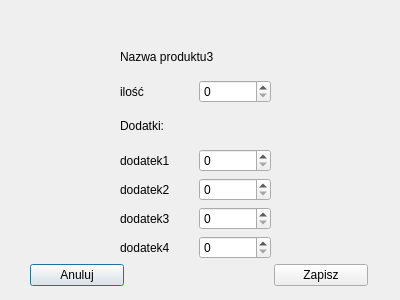
The window that ordering-food-app-2/produkt.ui (Gipsonek123/Ordering-food-app) describes before a commit, drawn with Qt 5.
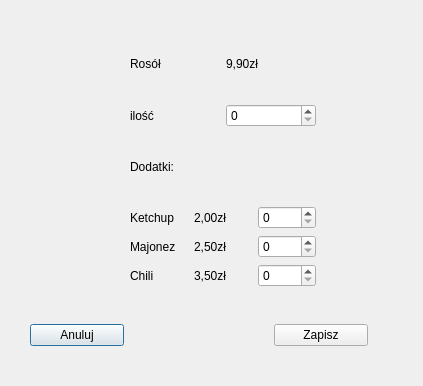
The same window after the commit. The open tabs and pages were chosen to show the change.

Diff of the .ui file:
```diff
--- a/ordering-food-app-2/produkt.ui
+++ b/ordering-food-app-2/produkt.ui
@@ -6,8 +6,8 @@
    <rect>
     <x>0</x>
     <y>0</y>
-    <width>400</width>
-    <height>300</height>
+    <width>423</width>
+    <height>386</height>
    </rect>
   </property>
   <property name="windowTitle">
@@ -19,7 +19,7 @@
      <x>0</x>
      <y>10</y>
      <width>401</width>
-     <height>251</height>
+     <height>301</height>
     </rect>
    </property>
    <property name="currentIndex">
@@ -95,23 +95,16 @@
       <item>
        <layout class="QHBoxLayout" name="horizontalLayout_39">
         <item>
-         <widget class="QLabel" name="label_55">
+         <widget class="QLabel" name="name_1_4">
           <property name="text">
-           <string>dodatek3</string>
+           <string>Chili</string>
           </property>
          </widget>
         </item>
         <item>
-         <widget class="QSpinBox" name="spinBox_39"/>
-        </item>
-       </layout>
-      </item>
-      <item>
-       <layout class="QHBoxLayout" name="horizontalLayout_40">
-        <item>
-         <widget class="QLabel" name="label_56">
+         <widget class="QLabel" name="price_1_4">
           <property name="text">
-           <string>dodatek4</string>
+           <string>3,50zł</string>
           </property>
          </widget>
         </item>
@@ -225,94 +218,112 @@
     <widget class="QWidget" name="layoutWidget_4">
      <property name="geometry">
       <rect>
-       <x>120</x>
-       <y>30</y>
-       <width>151</width>
-       <height>219</height>
+       <x>130</x>
+       <y>20</y>
+       <width>186</width>
+       <height>257</height>
       </rect>
      </property>
-     <layout class="QVBoxLayout" name="verticalLayout_14">
+     <layout class="QVBoxLayout" name="verticalLayout_10">
       <item>
-       <widget class="QLabel" name="label_92">
-        <property name="text">
-         <string>Nazwa produktu3</string>
-        </property>
-       </widget>
+       <layout class="QHBoxLayout" name="horizontalLayout_5">
+        <item>
+         <widget class="QLabel" name="name_3_1">
+          <property name="text">
+           <string>Rosół</string>
+          </property>
+         </widget>
+        </item>
+        <item>
+         <widget class="QLabel" name="price_3_1">
+          <property name="text">
+           <string>9,90zł</string>
+          </property>
+         </widget>
+        </item>
+       </layout>
       </item>
       <item>
-       <layout class="QHBoxLayout" name="horizontalLayout_66">
+       <layout class="QHBoxLayout" name="horizontalLayout_44">
         <item>
-         <widget class="QLabel" name="label_93">
+         <widget class="QLabel" name="label_55">
           <property name="text">
            <string>ilość</string>
           </property>
          </widget>
         </item>
         <item>
-         <widget class="QSpinBox" name="spinBox_66"/>
+         <widget class="QSpinBox" name="Amount_item_3_1"/>
         </item>
        </layout>
       </item>
       <item>
-       <widget class="QLabel" name="label_94">
+       <widget class="QLabel" name="label_56">
         <property name="text">
          <string>Dodatki:</string>
         </property>
        </widget>
       </item>
       <item>
-       <layout class="QHBoxLayout" name="horizontalLayout_67">
+       <layout class="QHBoxLayout" name="horizontalLayout_45">
         <item>
-         <widget class="QLabel" name="label_95">
+         <widget class="QLabel" name="name_3_2">
           <property name="text">
-           <string>dodatek1</string>
+           <string>Ketchup</string>
           </property>
          </widget>
         </item>
         <item>
-         <widget class="QSpinBox" name="spinBox_67"/>
-        </item>
-       </layout>
-      </item>
-      <item>
-       <layout class="QHBoxLayout" name="horizontalLayout_68">
-        <item>
-         <widget class="QLabel" name="label_96">
+         <widget class="QLabel" name="price_3_2">
           <property name="text">
-           <string>dodatek2</string>
+           <string>2,00zł</string>
           </property>
          </widget>
         </item>
         <item>
-         <widget class="QSpinBox" name="spinBox_68"/>
+         <widget class="QSpinBox" name="Amount_item_3_2"/>
         </item>
        </layout>
       </item>
       <item>
-       <layout class="QHBoxLayout" name="horizontalLayout_69">
+       <layout class="QHBoxLayout" name="horizontalLayout_46">
         <item>
-         <widget class="QLabel" name="label_97">
+         <widget class="QLabel" name="name_3_3">
           <property name="text">
-           <string>dodatek3</string>
+           <string>Majonez</string>
           </property>
          </widget>
         </item>
         <item>
-         <widget class="QSpinBox" name="spinBox_69"/>
+         <widget class="QLabel" name="price_3_3">
+          <property name="text">
+           <string>2,50zł</string>
+          </property>
+         </widget>
         </item>
+        <item>
+         <widget class="QSpinBox" name="Amount_item_3_3"/>
+        </item>
        </layout>
       </item>
       <item>
-       <layout class="QHBoxLayout" name="horizontalLayout_70">
+       <layout class="QHBoxLayout" name="horizontalLayout_47">
         <item>
-         <widget class="QLabel" name="label_98">
+         <widget class="QLabel" name="name_3_4">
           <property name="text">
-           <string>dodatek4</string>
+           <string>Chili</string>
           </property>
          </widget>
         </item>
         <item>
-         <widget class="QSpinBox" name="spinBox_70"/>
+         <widget class="QLabel" name="price_3_4">
+          <property name="text">
+           <string>3,50zł</string>
+          </property>
+         </widget>
+        </item>
+        <item>
+         <widget class="QSpinBox" name="Amount_item_3_4"/>
         </item>
        </layout>
       </item>
@@ -623,7 +634,7 @@
        <height>219</height>
       </rect>
      </property>
-     <layout class="QVBoxLayout" name="verticalLayout_22">
+     <layout class="QVBoxLayout" name="verticalLayout_14">
       <item>
        <widget class="QLabel" name="label_148">
         <property name="text">
@@ -779,7 +790,7 @@
        </layout>
       </item>
       <item>
-       <layout class="QHBoxLayout" name="horizontalLayout_119">
+       <layout class="QHBoxLayout" name="horizontalLayout_66">
         <item>
          <widget class="QLabel" name="label_167">
           <property name="text">
@@ -793,7 +804,7 @@
        </layout>
       </item>
       <item>
-       <layout class="QHBoxLayout" name="horizontalLayout_120">
+       <layout class="QHBoxLayout" name="horizontalLayout_67">
         <item>
          <widget class="QLabel" name="label_168">
           <property name="text">
@@ -828,7 +839,7 @@
        </widget>
       </item>
       <item>
-       <layout class="QHBoxLayout" name="horizontalLayout_126">
+       <layout class="QHBoxLayout" name="horizontalLayout_68">
         <item>
          <widget class="QLabel" name="label_177">
           <property name="text">
@@ -849,7 +860,7 @@
        </widget>
       </item>
       <item>
-       <layout class="QHBoxLayout" name="horizontalLayout_127">
+       <layout class="QHBoxLayout" name="horizontalLayout_69">
         <item>
          <widget class="QLabel" name="label_179">
           <property name="text">
@@ -877,7 +888,7 @@
        </layout>
       </item>
       <item>
-       <layout class="QHBoxLayout" name="horizontalLayout_129">
+       <layout class="QHBoxLayout" name="horizontalLayout_70">
         <item>
          <widget class="QLabel" name="label_181">
           <property name="text">
@@ -1790,11 +1801,11 @@
     </widget>
    </widget>
   </widget>
-  <widget class="QWidget" name="">
+  <widget class="QWidget" name="layoutWidget">
    <property name="geometry">
     <rect>
      <x>30</x>
-     <y>260</y>
+     <y>320</y>
      <width>338</width>
      <height>31</height>
     </rect>
```
Left out of the diff: 1431 changed lines with no effect on the pictures.
